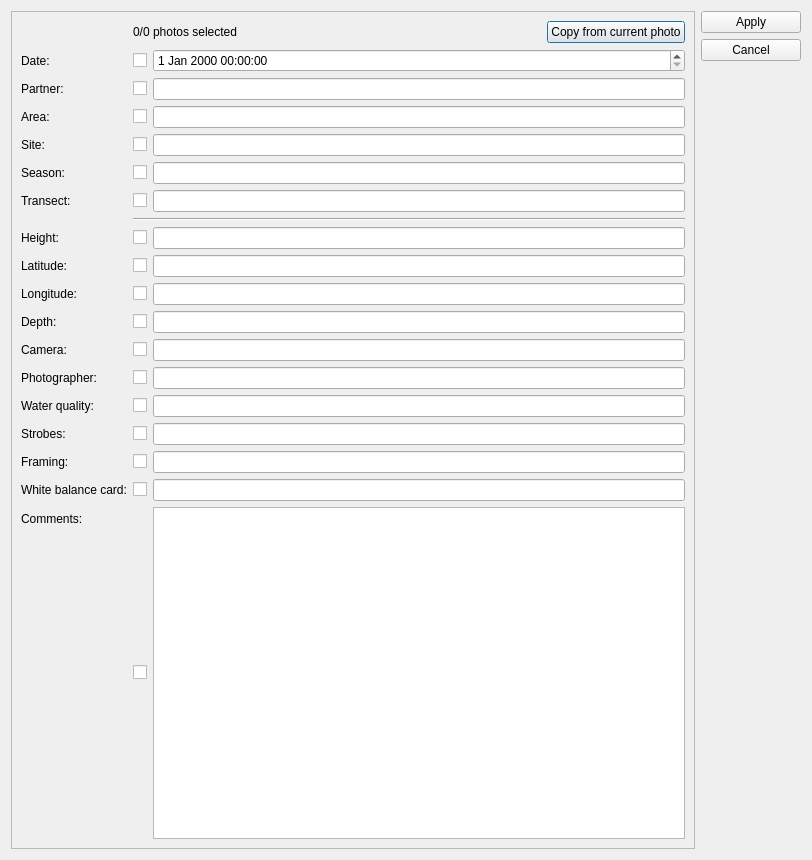
This is src/preprocessor/gui/metadata_dialog.ui in CAMBioMed/preprocessor as Qt 5 draws it before an edit. The edited form follows.
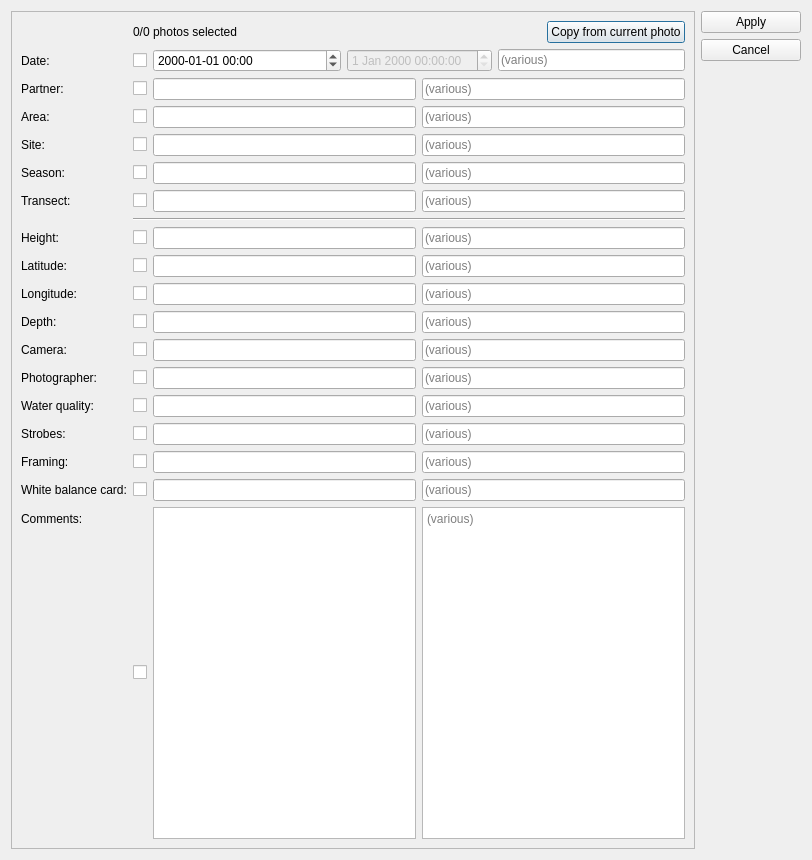
This is the edited form.

Commit message: Connect dialog signals

Diff of the .ui file:
```diff
--- a/src/preprocessor/gui/metadata_dialog.ui
+++ b/src/preprocessor/gui/metadata_dialog.ui
@@ -55,6 +55,29 @@
                <verstretch>0</verstretch>
               </sizepolicy>
              </property>
+             <property name="displayFormat">
+              <string>yyyy-MM-dd HH:mm</string>
+             </property>
+            </widget>
+           </item>
+           <item>
+            <widget class="QDateTimeEdit" name="dteDateCommonValue">
+             <property name="enabled">
+              <bool>false</bool>
+             </property>
+            </widget>
+           </item>
+           <item>
+            <widget class="QLineEdit" name="txtDateCommonValue">
+             <property name="enabled">
+              <bool>true</bool>
+             </property>
+             <property name="readOnly">
+              <bool>true</bool>
+             </property>
+             <property name="placeholderText">
+              <string>(various)</string>
+             </property>
             </widget>
            </item>
           </layout>
@@ -76,7 +99,17 @@
             </widget>
            </item>
            <item>
-            <widget class="QLineEdit" name="txtPartner_2"/>
+            <widget class="QLineEdit" name="txtPartner"/>
+           </item>
+           <item>
+            <widget class="QLineEdit" name="txtPartnerCommonValue">
+             <property name="readOnly">
+              <bool>true</bool>
+             </property>
+             <property name="placeholderText">
+              <string>(various)</string>
+             </property>
+            </widget>
            </item>
           </layout>
          </item>
@@ -97,7 +130,17 @@
             </widget>
            </item>
            <item>
-            <widget class="QLineEdit" name="txtArea_2"/>
+            <widget class="QLineEdit" name="txtArea"/>
+           </item>
+           <item>
+            <widget class="QLineEdit" name="txtAreaCommonValue">
+             <property name="readOnly">
+              <bool>true</bool>
+             </property>
+             <property name="placeholderText">
+              <string>(various)</string>
+             </property>
+            </widget>
            </item>
           </layout>
          </item>
@@ -118,7 +161,17 @@
             </widget>
            </item>
            <item>
-            <widget class="QLineEdit" name="txtSite_2"/>
+            <widget class="QLineEdit" name="txtSite"/>
+           </item>
+           <item>
+            <widget class="QLineEdit" name="txtSiteCommonValue">
+             <property name="readOnly">
+              <bool>true</bool>
+             </property>
+             <property name="placeholderText">
+              <string>(various)</string>
+             </property>
+            </widget>
            </item>
           </layout>
          </item>
@@ -139,7 +192,17 @@
             </widget>
            </item>
            <item>
-            <widget class="QLineEdit" name="txtSeason_2"/>
+            <widget class="QLineEdit" name="txtSeason"/>
+           </item>
+           <item>
+            <widget class="QLineEdit" name="txtSeasonCommonValue">
+             <property name="readOnly">
+              <bool>true</bool>
+             </property>
+             <property name="placeholderText">
+              <string>(various)</string>
+             </property>
+            </widget>
            </item>
           </layout>
          </item>
@@ -160,7 +223,17 @@
             </widget>
            </item>
            <item>
-            <widget class="QLineEdit" name="txtTransect_2"/>
+            <widget class="QLineEdit" name="txtTransect"/>
+           </item>
+           <item>
+            <widget class="QLineEdit" name="txtTransectCommonValue">
+             <property name="readOnly">
+              <bool>true</bool>
+             </property>
+             <property name="placeholderText">
+              <string>(various)</string>
+             </property>
+            </widget>
            </item>
           </layout>
          </item>
@@ -188,7 +261,20 @@
             </widget>
            </item>
            <item>
-            <widget class="QLineEdit" name="txtHeight_2"/>
+            <widget class="QLineEdit" name="txtHeight"/>
+           </item>
+           <item>
+            <widget class="QLineEdit" name="txtHeightCommonValue">
+             <property name="text">
+              <string/>
+             </property>
+             <property name="readOnly">
+              <bool>true</bool>
+             </property>
+             <property name="placeholderText">
+              <string>(various)</string>
+             </property>
+            </widget>
            </item>
           </layout>
          </item>
@@ -209,7 +295,20 @@
             </widget>
            </item>
            <item>
-            <widget class="QLineEdit" name="txtLatitude_2"/>
+            <widget class="QLineEdit" name="txtLatitude"/>
+           </item>
+           <item>
+            <widget class="QLineEdit" name="txtLatitudeCommonValue">
+             <property name="enabled">
+              <bool>true</bool>
+             </property>
+             <property name="readOnly">
+              <bool>true</bool>
+             </property>
+             <property name="placeholderText">
+              <string>(various)</string>
+             </property>
+            </widget>
            </item>
           </layout>
          </item>
@@ -230,7 +329,20 @@
             </widget>
            </item>
            <item>
-            <widget class="QLineEdit" name="txtLongitude_2"/>
+            <widget class="QLineEdit" name="txtLongitude"/>
+           </item>
+           <item>
+            <widget class="QLineEdit" name="txtLongitudeCommonValue">
+             <property name="enabled">
+              <bool>true</bool>
+             </property>
+             <property name="readOnly">
+              <bool>true</bool>
+             </property>
+             <property name="placeholderText">
+              <string>(various)</string>
+             </property>
+            </widget>
            </item>
           </layout>
          </item>
@@ -251,7 +363,20 @@
             </widget>
            </item>
            <item>
-            <widget class="QLineEdit" name="txtDepth_2"/>
+            <widget class="QLineEdit" name="txtDepth"/>
+           </item>
+           <item>
+            <widget class="QLineEdit" name="txtDepthCommonValue">
+             <property name="enabled">
+              <bool>true</bool>
+             </property>
+             <property name="readOnly">
+              <bool>true</bool>
+             </property>
+             <property name="placeholderText">
+              <string>(various)</string>
+             </property>
+            </widget>
            </item>
           </layout>
          </item>
@@ -272,7 +397,20 @@
             </widget>
            </item>
            <item>
-            <widget class="QLineEdit" name="txtCamera_2"/>
+            <widget class="QLineEdit" name="txtCamera"/>
+           </item>
+           <item>
+            <widget class="QLineEdit" name="txtCameraCommonValue">
+             <property name="enabled">
+              <bool>true</bool>
+             </property>
+             <property name="readOnly">
+              <bool>true</bool>
+             </property>
+             <property name="placeholderText">
+              <string>(various)</string>
+             </property>
+            </widget>
            </item>
           </layout>
          </item>
@@ -293,7 +431,20 @@
             </widget>
            </item>
            <item>
-            <widget class="QLineEdit" name="txtPhotographer_2"/>
+            <widget class="QLineEdit" name="txtPhotographer"/>
+           </item>
+           <item>
+            <widget class="QLineEdit" name="txtPhotographerCommonValue">
+             <property name="enabled">
+              <bool>true</bool>
+             </property>
+             <property name="readOnly">
+              <bool>true</bool>
+             </property>
+             <property name="placeholderText">
+              <string>(various)</string>
+             </property>
+            </widget>
            </item>
           </layout>
          </item>
@@ -314,7 +465,20 @@
             </widget>
            </item>
            <item>
-            <widget class="QLineEdit" name="txtWaterQuality_2"/>
+            <widget class="QLineEdit" name="txtWaterQuality"/>
+           </item>
+           <item>
+            <widget class="QLineEdit" name="txtWaterQualityCommonValue">
+             <property name="enabled">
+              <bool>true</bool>
+             </property>
+             <property name="readOnly">
+              <bool>true</bool>
+             </property>
+             <property name="placeholderText">
+              <string>(various)</string>
+             </property>
+            </widget>
            </item>
           </layout>
          </item>
@@ -335,7 +499,20 @@
             </widget>
            </item>
            <item>
-            <widget class="QLineEdit" name="txtStrobes_2"/>
+            <widget class="QLineEdit" name="txtStrobes"/>
+           </item>
+           <item>
+            <widget class="QLineEdit" name="txtStrobesCommonValue">
+             <property name="enabled">
+              <bool>true</bool>
+             </property>
+             <property name="readOnly">
+              <bool>true</bool>
+             </property>
+             <property name="placeholderText">
+              <string>(various)</string>
+             </property>
+            </widget>
            </item>
           </layout>
          </item>
@@ -356,7 +533,20 @@
             </widget>
            </item>
            <item>
-            <widget class="QLineEdit" name="txtFraming_2"/>
+            <widget class="QLineEdit" name="txtFraming"/>
+           </item>
+           <item>
+            <widget class="QLineEdit" name="txtFramingCommonValue">
+             <property name="enabled">
+              <bool>true</bool>
+             </property>
+             <property name="readOnly">
+              <bool>true</bool>
+             </property>
+             <property name="placeholderText">
+              <string>(various)</string>
+             </property>
+            </widget>
            </item>
           </layout>
          </item>
@@ -377,7 +567,20 @@
             </widget>
            </item>
            <item>
-            <widget class="QLineEdit" name="txtWhiteBalanceCard_2"/>
+            <widget class="QLineEdit" name="txtWhiteBalanceCard"/>
+           </item>
+           <item>
+            <widget class="QLineEdit" name="txtWhiteBalanceCommonValue">
+             <property name="enabled">
+              <bool>true</bool>
+             </property>
+             <property name="readOnly">
+              <bool>true</bool>
+             </property>
+             <property name="placeholderText">
+              <string>(various)</string>
+             </property>
+            </widget>
            </item>
           </layout>
          </item>
@@ -398,7 +601,20 @@
             </widget>
            </item>
            <item>
-            <widget class="QPlainTextEdit" name="txtComments_2"/>
+            <widget class="QPlainTextEdit" name="txtComments"/>
+           </item>
+           <item>
+            <widget class="QPlainTextEdit" name="txtCommentsCommonValue">
+             <property name="enabled">
+              <bool>true</bool>
+             </property>
+             <property name="readOnly">
+              <bool>true</bool>
+             </property>
+             <property name="placeholderText">
+              <string>(various)</string>
+             </property>
+            </widget>
            </item>
           </layout>
          </item>
```
Left out of the diff: 112 changed lines with no effect on the pictures. The commit also changes 5 other files.
